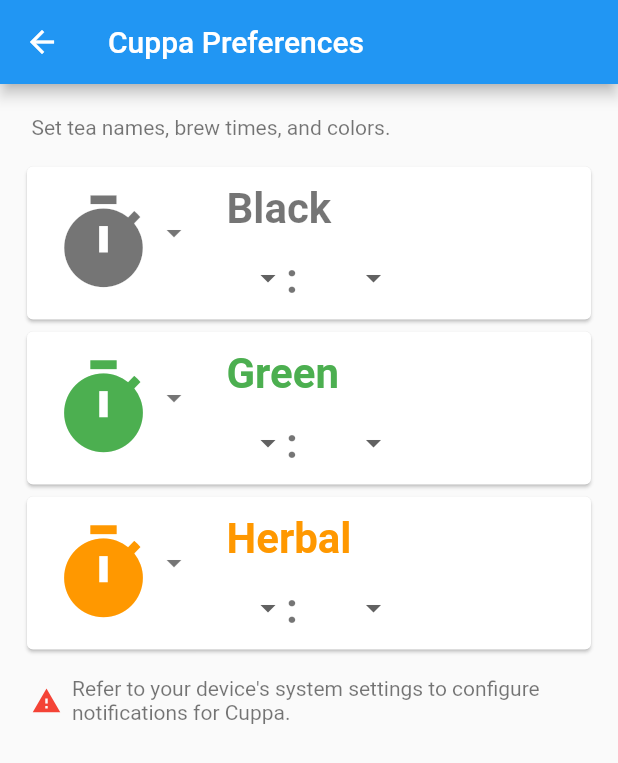
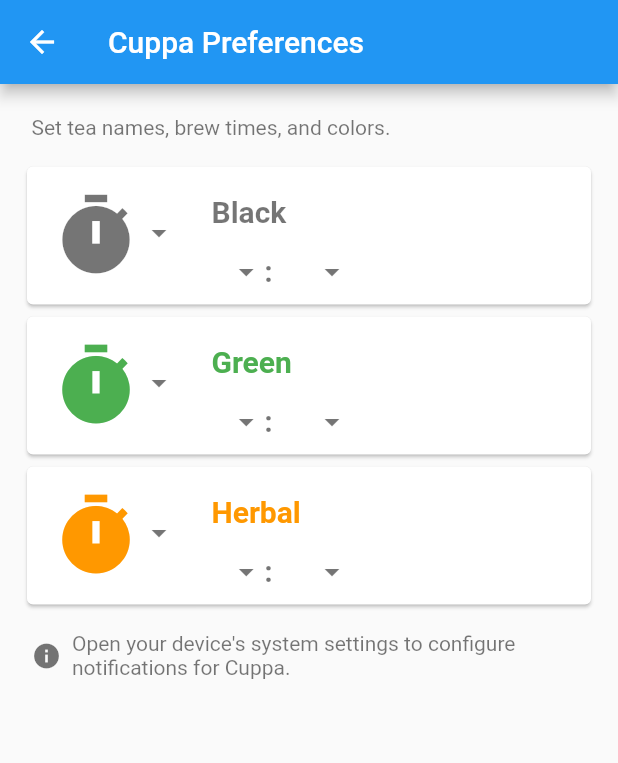
Before and after one commit to ncosgray/cuppa_mobile, a Flutter app: the PrefsWidget screen opened by its route, on a phone screen of 412 x 824 dp. Shown: the top 763 px of the screen. Run offline on Flutter 3.47's test engine with Material 2 defaults, Android fonts, the phone set to English and light mode, and no system bars; our stand-ins replace shared_preferences; missing offline and left inert: quick_actions; accounts and stored records are empty; statements that could not run were skipped.

Commit message:
Prefs UI refinements

```diff
--- a/lib/prefs.dart
+++ b/lib/prefs.dart
@@ -41,9 +41,9 @@ final String confirmNo = 'No';
 final String prefsTitle = 'Cuppa Preferences';
 final String prefsHeader = 'Set tea names, brew times, and colors.';
 final String prefsNotifications =
-    'Refer to your device\'s system settings to configure notifications for Cuppa.';
-final String prefsNameMissing = 'Please enter a tea name';
-final String prefsNameLong = 'Tea name is too long';
+    'Open your device\'s system settings to configure notifications for Cuppa.';
+final String prefsNameMissing = '* Please enter a tea name.';
+final String prefsNameLong = '* Tea name is too long.';
 
 // Limits
 final int teaNameMaxLength = 12;
@@ -237,8 +237,9 @@ class _PrefsWidgetState extends State<PrefsWidget> {
                     child: new Row(children: [
                       new Container(
                           margin: const EdgeInsets.fromLTRB(0.0, 0.0, 7.0, 0.0),
-                          child: Icon(Icons.warning,
-                              size: 20.0, color: Colors.red)),
+                          child: Icon(Icons.info,
+                              size: 20.0,
+                              color: Theme.of(context).buttonColor)),
                       new Expanded(
                           child: new Text(prefsNotifications,
                               style: TextStyle(
@@ -303,10 +304,10 @@ class _PrefsTeaRowState extends State<PrefsTeaRow> {
                       Icon(
                         Icons.timer,
                         color: tea.getThemeColor(context),
-                        size: 70.0,
+                        size: 60.0,
                       ),
                       Icon(Icons.arrow_drop_down,
-                          color: Theme.of(context).buttonColor),
+                          size: 24.0, color: Theme.of(context).buttonColor),
                     ],
                   ),
                 ),
@@ -314,29 +315,36 @@ class _PrefsTeaRowState extends State<PrefsTeaRow> {
                   children: [
                     new Container(
                         height: 54.0,
-                        padding: EdgeInsets.zero,
+                        padding: const EdgeInsets.fromLTRB(0.0, 2.0, 0.0, 2.0),
                         child: new TextFormField(
                           initialValue: tea.name,
                           autocorrect: false,
+                          textCapitalization: TextCapitalization.words,
                           maxLength: teaNameMaxLength + 1,
                           maxLines: 1,
+                          textAlignVertical: TextAlignVertical.top,
                           decoration: InputDecoration(
-                              border: InputBorder.none,
-                              focusedBorder: OutlineInputBorder(
-                                  borderSide: BorderSide(
-                                      color: Theme.of(context).buttonColor)),
-                              counter: Offstage(),
-                              contentPadding: const EdgeInsets.fromLTRB(
-                                  7.0, 0.0, 7.0, 0.0)),
+                            border: InputBorder.none,
+                            focusedBorder: OutlineInputBorder(
+                                borderSide: BorderSide(
+                                    color: Theme.of(context).buttonColor)),
+                            errorStyle: TextStyle(color: Colors.red),
+                            focusedErrorBorder: OutlineInputBorder(
+                                borderSide: BorderSide(color: Colors.red)),
+                            counter: Offstage(),
+                            contentPadding:
+                                const EdgeInsets.fromLTRB(7.0, 0.0, 7.0, 0.0),
+                          ),
                           style: new TextStyle(
                             fontWeight: FontWeight.bold,
-                            fontSize: 28.0,
+                            fontSize: 20.0,
                             color: tea.getThemeColor(context),
                           ),
                           validator: (String newValue) {
                             if (newValue == null || newValue.isEmpty) {
                               return prefsNameMissing;
-                            } else if (newValue.length > teaNameMaxLength) {
+                            } else if (newValue.characters.length >
+                                teaNameMaxLength) {
                               return prefsNameLong;
                             }
                             return null;
@@ -351,14 +359,16 @@ class _PrefsTeaRowState extends State<PrefsTeaRow> {
                           },
                         )),
                     new Container(
-                        height: 40.0,
+                        height: 30.0,
                         padding: EdgeInsets.fromLTRB(7.0, 0.0, 0.0, 7.0),
                         child: Row(children: [
                           new DropdownButton<int>(
                             value: tea.brewTimeMinutes,
-                            icon: null,
+                            icon: Icon(Icons.arrow_drop_down,
+                                size: 24.0,
+                                color: Theme.of(context).buttonColor),
                             style: TextStyle(
-                                fontSize: 28.0,
+                                fontSize: 20.0,
                                 color: Theme.of(context).buttonColor),
                             underline: SizedBox(),
                             onChanged: (int newValue) {
@@ -379,15 +389,17 @@ class _PrefsTeaRowState extends State<PrefsTeaRow> {
                             ': ',
                             style: TextStyle(
                               fontWeight: FontWeight.bold,
-                              fontSize: 28.0,
+                              fontSize: 20.0,
                               color: Theme.of(context).buttonColor,
                             ),
                           ),
                           new DropdownButton<int>(
                             value: tea.brewTimeSeconds,
-                            icon: null,
+                            icon: Icon(Icons.arrow_drop_down,
+                                size: 24.0,
+                                color: Theme.of(context).buttonColor),
                             style: TextStyle(
-                                fontSize: 28.0,
+                                fontSize: 20.0,
                                 color: Theme.of(context).buttonColor),
                             underline: SizedBox(),
                             onChanged: (int newValue) {
```
